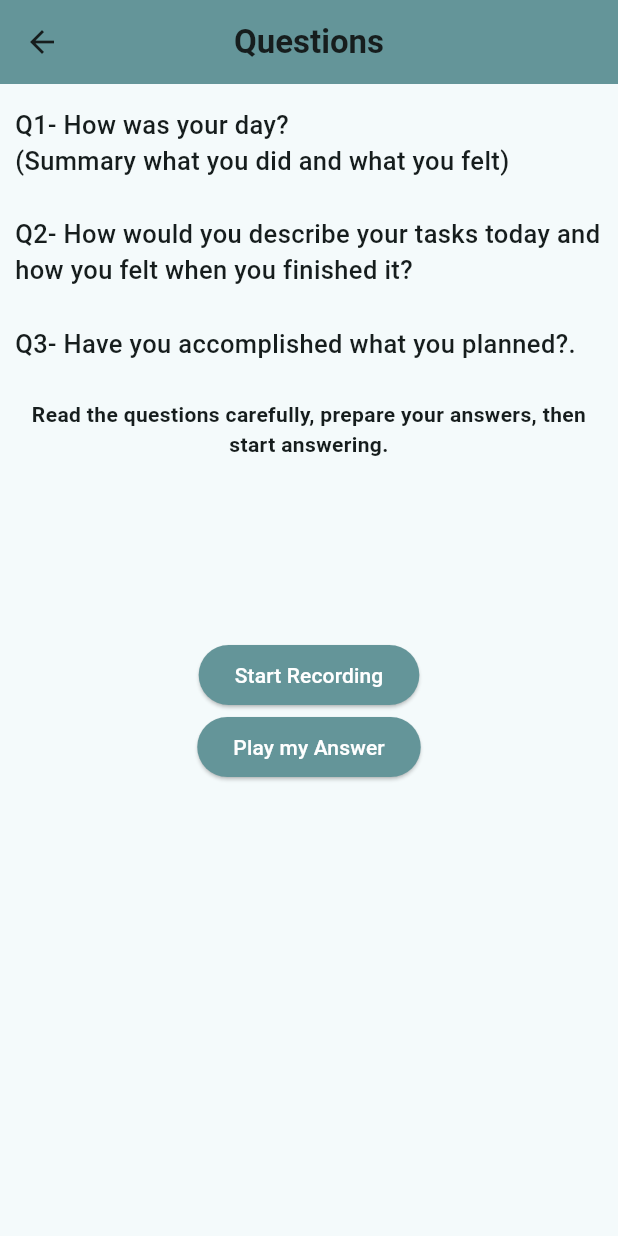
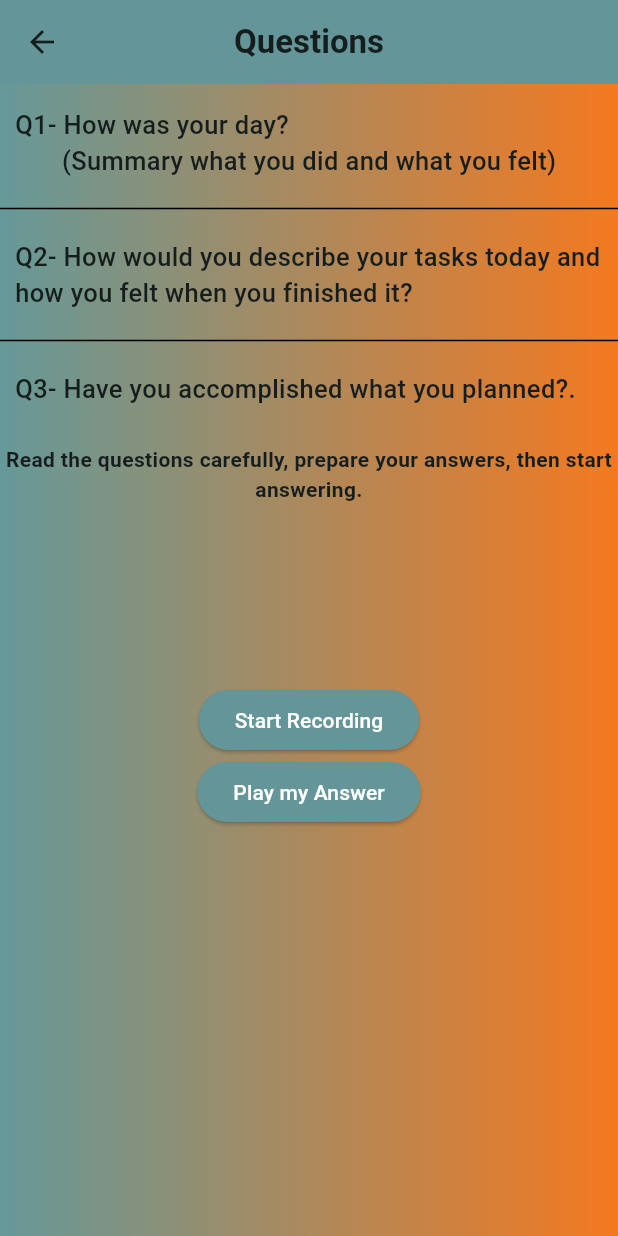
Before and after one commit to KhalidEl-MariAa/EmoWave, a Flutter app: the RecordAudioScreen screen opened directly, on a phone screen of 412 x 824 dp. Run offline on Flutter 3.47's test engine with Material 3 defaults, Android fonts, the light colour scheme and no system bars; our stand-ins replace awesome_dialog, cached_network_image, dio, flutter_bloc, flutter_rating_bar, image_picker and 4 more; missing offline and left inert: flutter_sound, ripple_wave.

Commit message:
record audio screen update

```diff
--- a/lib/record_audioScreen/record_audio_screen.dart
+++ b/lib/record_audioScreen/record_audio_screen.dart
@@ -109,7 +109,18 @@ class _RecordAudioScreenState extends State<RecordAudioScreen> {
     return PopScope(
       canPop: false,
       child: Scaffold(
-        body: CustomScrollView(
+        body: Container(
+          decoration: const BoxDecoration(
+                gradient: LinearGradient(colors: [
+
+                Color(0xff659999),
+                Color(0xfff4791f)
+                // Color.fromARGB(255, 255, 123, 66),
+                // Color.fromARGB(255, 255, 136, 84),
+                // Colors.amber
+              ])
+              ),
+          child: CustomScrollView(
             slivers: [
               SliverAppBar(
                 centerTitle: true,
@@ -121,10 +132,6 @@ class _RecordAudioScreenState extends State<RecordAudioScreen> {
               ),
               SliverFillRemaining(
                 hasScrollBody: false,
-              child: Padding(
-                padding: const EdgeInsets.symmetric(
-                  horizontal: 10.0,
-                ),
                 child: BlocConsumer<SendImageAndRecordCubit,
                     SendImageAndRecordState>(
                   listener: (context, state) {
@@ -181,24 +188,40 @@ class _RecordAudioScreenState extends State<RecordAudioScreen> {
                           const SizedBox(
                             height: 15,
                           ),
-                          const Text('''Q1- How was your day?
-(Summary what you did and what you felt)''',
+                          const Padding(
+                            padding: EdgeInsets.symmetric(
+                    horizontal: 10.0,
+                  ),
+                            child: Text('''Q1- How was your day? ''',
                                 style: TextStyle(
                                     fontWeight: FontWeight.w500, fontSize: 17)),
-                          const SizedBox(
-                            height: 25,
                           ),
-                          const Text(
+                         const Center(child: Text('(Summary what you did and what you felt)',style: TextStyle(
+                                  fontWeight: FontWeight.w500, fontSize: 17)),),
+                  const SizedBox(height: 12,),
+                  const Divider(thickness: 1,color: Colors.black,),
+                  const SizedBox(height: 12,),
+                          const Padding(
+                            padding: EdgeInsets.symmetric(
+                    horizontal: 10.0,
+                  ),
+                            child: Text(
                                 '''Q2- How would you describe your tasks today and how you felt when you finished it?''',
                                 style: TextStyle(
                                     fontWeight: FontWeight.w500, fontSize: 17)),
-                          const SizedBox(
-                            height: 25,
                           ),
-                          const Text(
+                  const SizedBox(height: 12,),
+                  const Divider(thickness: 1,color: Colors.black,),
+                  const SizedBox(height: 12,),
+                          const Padding(
+                            padding: EdgeInsets.symmetric(
+                    horizontal: 10.0,
+                  ),
+                            child: Text(
                                 '''Q3- Have you accomplished what you planned?.''',
                                 style: TextStyle(
                                     fontWeight: FontWeight.w500, fontSize: 17)),
+                          ),
 
                           const SizedBox(
                             height: 25,
@@ -382,7 +405,7 @@ class _RecordAudioScreenState extends State<RecordAudioScreen> {
                             child: Container(
                               height: MediaQuery.sizeOf(context).height*0.25,
                               decoration: BoxDecoration(
-                                  color: Colors.amber,
+                                  gradient: const LinearGradient(colors: [ Color(0xff659999),Color(0x0ff1f403)]),
                                   borderRadius: BorderRadius.circular(25)),
                               child:const Center(
                                 child: const Text(
@@ -408,7 +431,7 @@ class _RecordAudioScreenState extends State<RecordAudioScreen> {
                             child: Container(
                               height: MediaQuery.sizeOf(context).height*0.25,
                               decoration: BoxDecoration(
-                                  color: Colors.amber,
+                                  gradient: const LinearGradient(colors: [ Color(0xff659999),Color(0x0ff1f403)]),
                                   borderRadius: BorderRadius.circular(25)),
                               child: const Center(
                                 child: Text(
@@ -438,9 +461,9 @@ class _RecordAudioScreenState extends State<RecordAudioScreen> {
                     }
                   },
                 ),
-              ),
               )
             ],
+          ),
         ),
       ),
     );
```
Lines whose indentation alone changed are shown as unchanged.
